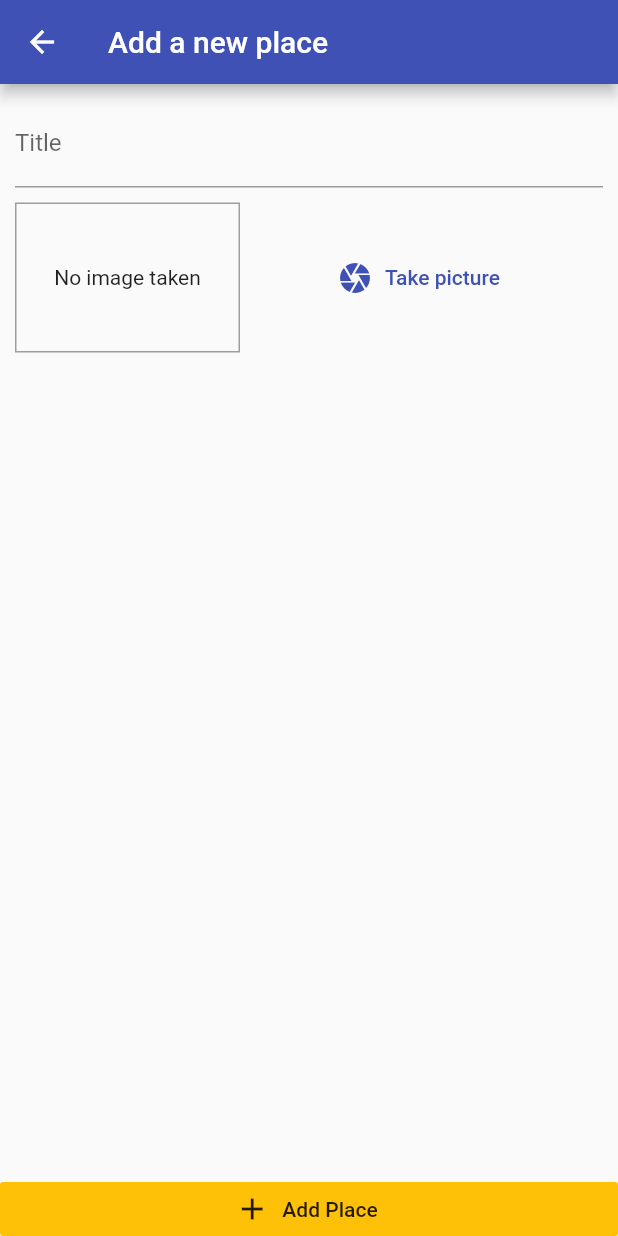
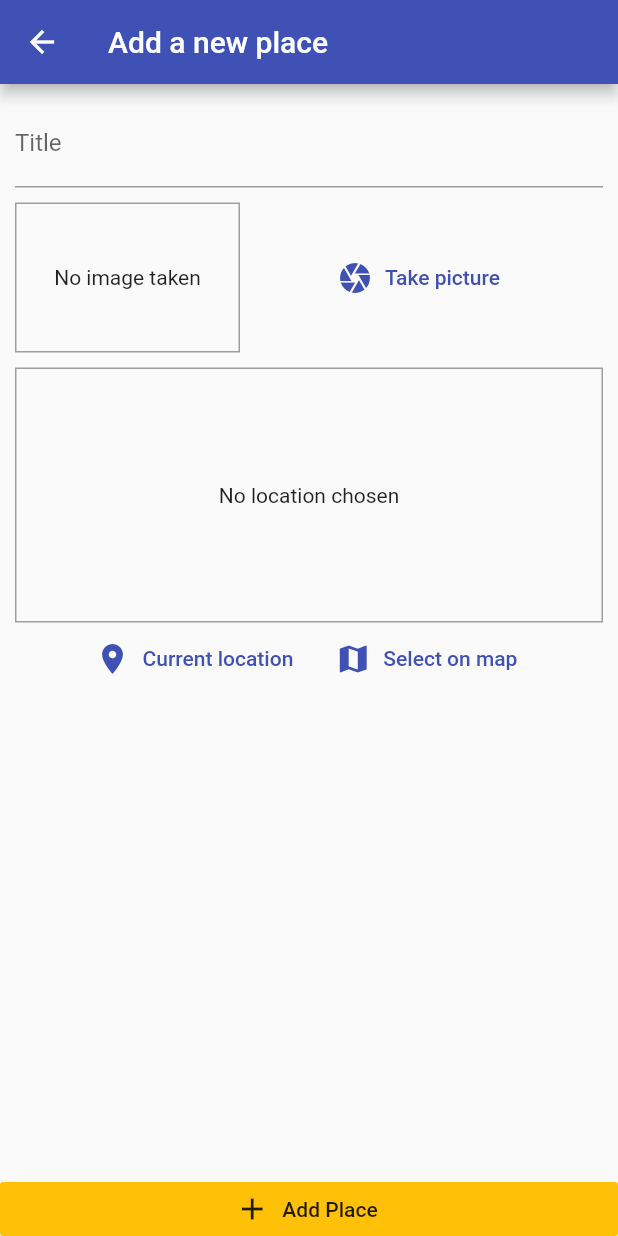
Before and after one commit to gabrielfvf7/flutter, a Flutter app: the screen it shows after launch, after a tap on the "add" icon, on a phone screen of 412 x 824 dp. Run offline on Flutter 3.47's test engine with Material 2 defaults, Android fonts, the phone set to English and light mode, and no system bars; our stand-ins replace google_maps_flutter, image_picker, location, shared_preferences, sqflite; accounts and stored records are empty.

Commit message:
Usando localização no celular

```diff
--- /dev/null
+++ b/greatPlaces/lib/helpers/db_helper.dart
@@ -0,0 +1,23 @@
+import 'package:sqflite/sqflite.dart' as sql;
+import 'package:path/path.dart' as path;
+
+class DBHelper {
+  static Future<sql.Database> database() async {
+    final dbPath = await sql.getDatabasesPath();
+    return sql.openDatabase(path.join(dbPath, 'places.db'),
+        onCreate: (db, version) {
+      return db.execute(
+          'CREATE TABLE user_places(id TEXT PRIMARY KEY, title TEXT, image TEXT)');
+    }, version: 1);
+  }
+
+  static Future<void> insert(String table, Map<String, Object> data) async {
+    final db = await DBHelper.database();
+    db.insert(table, data, conflictAlgorithm: sql.ConflictAlgorithm.replace);
+  }
+
+  static Future<List<Map<String, dynamic>>> getData(String table) async {
+    final db = await DBHelper.database();
+    return db.query(table);
+  }
+}
--- /dev/null
+++ b/greatPlaces/lib/helpers/location_helper.dart
@@ -0,0 +1,8 @@
+const GOOGLE_API_KEY = 'AIzaSyDN4bTcis0eogUIHH3TmLzJ4w5Jl3kR5h0';
+
+class LocationHelper {
+  static String generateLocationPreviewImage(
+      {double latitude, double longitude}) {
+    return 'https://maps.googleapis.com/maps/api/staticmap?center=&$latitude,$longitude&size=600x300&maptype=roadmap&markers=color:blue%7Clabel:A%7C$latitude,$longitude&key=$GOOGLE_API_KEY';
+  }
+}
--- a/greatPlaces/lib/models/place.dart
+++ b/greatPlaces/lib/models/place.dart
@@ -6,7 +6,7 @@ class PlaceLocation {
   final double longitude;
   final String address;
 
-  PlaceLocation({
+  const PlaceLocation({
     @required this.latitude,
     @required this.longitude,
     this.address,
--- a/greatPlaces/lib/providers/great_places.dart
+++ b/greatPlaces/lib/providers/great_places.dart
@@ -1,8 +1,40 @@
 import 'package:flutter/foundation.dart';
+
 import '../models/place.dart';
+import '../helpers/db_helper.dart';
+
+import 'dart:io';
 
 class GreatPlaces with ChangeNotifier {
   List<Place> _items = [];
 
   List<Place> get items => [..._items];
+
+  void addPlaces(String title, File image) {
+    final newPlace = Place(
+      title: title,
+      image: image,
+      id: DateTime.now().toString(),
+      location: null,
+    );
+    _items.add(newPlace);
+    notifyListeners();
+    DBHelper.insert('user_places', {
+      'id': newPlace.id,
+      'title': newPlace.title,
+      'image': newPlace.image.path,
+    });
+  }
+
+  Future<void> fetchAndSet() async {
+    final dataList = await DBHelper.getData('user_places');
+    _items = dataList
+        .map((item) => Place(
+            id: item['id'],
+            title: item['title'],
+            image: File(item['image']),
+            location: null))
+        .toList();
+    notifyListeners();
+  }
 }
--- a/greatPlaces/lib/screens/add_place_screen.dart
+++ b/greatPlaces/lib/screens/add_place_screen.dart
@@ -1,4 +1,9 @@
 import 'package:flutter/material.dart';
+import 'package:greatPlaces/providers/great_places.dart';
+import 'package:greatPlaces/widgets/location_input.dart';
+import 'package:provider/provider.dart';
+
+import 'dart:io';
 
 import '../widgets/image_input.dart';
 
@@ -11,6 +16,18 @@ class AddPlaceScreen extends StatefulWidget {
 
 class _AddPlaceScreenState extends State<AddPlaceScreen> {
   final _titleController = TextEditingController();
+  File _pickedImage;
+
+  void _selectImage(File pickedImage) => _pickedImage = pickedImage;
+
+  void _savePlace() {
+    if (_titleController.text.isEmpty || _pickedImage == null) {
+      return;
+    }
+    Provider.of<GreatPlaces>(context, listen: false)
+        .addPlaces(_titleController.text, _pickedImage);
+    Navigator.of(context).pop();
+  }
 
   @override
   Widget build(BuildContext context) {
@@ -29,10 +46,10 @@ class _AddPlaceScreenState extends State<AddPlaceScreen> {
                       decoration: InputDecoration(labelText: 'Title'),
                       controller: _titleController,
                     ),
-                    SizedBox(
-                      height: 10,
-                    ),
-                    ImageInput(),
+                    SizedBox(height: 10),
+                    ImageInput(_selectImage),
+                    SizedBox(height: 10),
+                    LocationInput(),
                   ],
                 ),
               ),
@@ -45,7 +62,7 @@ class _AddPlaceScreenState extends State<AddPlaceScreen> {
             label: Text(
               'Add Place',
             ),
-            onPressed: () {},
+            onPressed: _savePlace,
             elevation: 0,
             materialTapTargetSize: MaterialTapTargetSize.shrinkWrap,
             color: Theme.of(context).accentColor,
--- a/greatPlaces/lib/screens/place_list_screen.dart
+++ b/greatPlaces/lib/screens/place_list_screen.dart
@@ -1,5 +1,7 @@
 import 'package:flutter/material.dart';
+import 'package:greatPlaces/providers/great_places.dart';
 import 'package:greatPlaces/screens/add_place_screen.dart';
+import 'package:provider/provider.dart';
 
 class PlacesListScreen extends StatelessWidget {
   @override
@@ -15,8 +17,32 @@ class PlacesListScreen extends StatelessWidget {
           ),
         ],
       ),
-      body: Center(
-        child: CircularProgressIndicator(),
+      body: FutureBuilder(
+        future: Provider.of<GreatPlaces>(context, listen: false).fetchAndSet(),
+        builder: (ctx, snapshot) => snapshot.connectionState ==
+                ConnectionState.waiting
+            ? Center(child: CircularProgressIndicator())
+            : Consumer<GreatPlaces>(
+                child: Center(
+                  child: Text(
+                    'Got no places yet, add some!',
+                  ),
+                ),
+                builder: (ctx, greatPlacesData, child) =>
+                    greatPlacesData.items.length <= 0
+                        ? child
+                        : ListView.builder(
+                            itemCount: greatPlacesData.items.length,
+                            itemBuilder: (context, index) => ListTile(
+                              leading: CircleAvatar(
+                                backgroundImage: FileImage(
+                                    greatPlacesData.items[index].image),
+                              ),
+                              title: Text(greatPlacesData.items[index].title),
+                              onTap: () => null,
+                            ),
+                          ),
+              ),
       ),
     );
   }
--- a/greatPlaces/lib/widgets/image_input.dart
+++ b/greatPlaces/lib/widgets/image_input.dart
@@ -5,6 +5,10 @@ import 'package:path_provider/path_provider.dart' as syspaths;
 import 'dart:io';
 
 class ImageInput extends StatefulWidget {
+  final Function onSelectImage;
+
+  ImageInput(this.onSelectImage);
+
   @override
   _ImageInputState createState() => _ImageInputState();
 }
@@ -16,11 +20,15 @@ class _ImageInputState extends State<ImageInput> {
     final picker = ImagePicker();
     final pickedImage =
         await picker.getImage(source: ImageSource.camera, maxHeight: 600);
+    if (pickedImage == null) {
+      return;
+    }
     final pickedImageFile = File(pickedImage.path);
     setState(() => _storedImage = pickedImageFile);
     final appDir = await syspaths.getApplicationDocumentsDirectory();
     final fileName = path.basename(pickedImageFile.path);
     final savedImage = await pickedImageFile.copy('${appDir.path}/$fileName');
+    widget.onSelectImage(savedImage);
   }
 
   @override
--- /dev/null
+++ b/greatPlaces/lib/widgets/location_input.dart
@@ -0,0 +1,76 @@
+import 'package:flutter/material.dart';
+import 'package:greatPlaces/helpers/location_helper.dart';
+import 'package:greatPlaces/screens/map_screen.dart';
+import 'package:location/location.dart';
+
+class LocationInput extends StatefulWidget {
+  @override
+  _LocationInputState createState() => _LocationInputState();
+}
+
+class _LocationInputState extends State<LocationInput> {
+  String _previewImageUrl;
+
+  Future<void> _getCurrentUserLocation() async {
+    final location = await Location().getLocation();
+    final staticMapImgUrl = LocationHelper.generateLocationPreviewImage(
+      latitude: location.latitude,
+      longitude: location.longitude,
+    );
+    setState(() => _previewImageUrl = staticMapImgUrl);
+  }
+
+  Future<void> _selectOnMap() async {
+    final selectedLocation = await Navigator.of(context).push(
+      MaterialPageRoute(
+        fullscreenDialog: true,
+        builder: (ctx) => MapScreen(isSelecting: true),
+      ),
+    );
+    if (selectedLocation == null) {
+      return;
+    }
+  }
+
+  @override
+  Widget build(BuildContext context) {
+    return Column(
+      children: <Widget>[
+        Container(
+          decoration:
+              BoxDecoration(border: Border.all(width: 1, color: Colors.grey)),
+          alignment: Alignment.center,
+          height: 170,
+          width: double.infinity,
+          child: _previewImageUrl == null
+              ? Text(
+                  'No location chosen',
+                  textAlign: TextAlign.center,
+                )
+              : Image.network(
+                  _previewImageUrl,
+                  fit: BoxFit.cover,
+                  width: double.infinity,
+                ),
+        ),
+        Row(
+          mainAxisAlignment: MainAxisAlignment.center,
+          children: <Widget>[
+            FlatButton.icon(
+              icon: Icon(Icons.location_on),
+              label: Text('Current location'),
+              textColor: Theme.of(context).primaryColor,
+              onPressed: _getCurrentUserLocation,
+            ),
+            FlatButton.icon(
+              icon: Icon(Icons.map),
+              label: Text('Select on map'),
+              textColor: Theme.of(context).primaryColor,
+              onPressed: _selectOnMap,
+            ),
+          ],
+        ),
+      ],
+    );
+  }
+}
--- a/greatPlaces/pubspec.yaml
+++ b/greatPlaces/pubspec.yaml
@@ -27,6 +27,9 @@ dependencies:
   image_picker: ^0.6.7+4
   path_provider: ^1.6.11
   path: ^1.7.0
+  sqflite: ^1.3.1
+  location: ^3.0.2
+  google_maps_flutter: ^0.5.28+1
 
   # The following adds the Cupertino Icons font to your application.
   # Use with the CupertinoIcons class for iOS style icons.
```
Also changed, not shown: greatPlaces/lib/screens/map_screen.dart (added, +35 -0 lines), greatPlaces/pubspec.lock, 1 other file.
